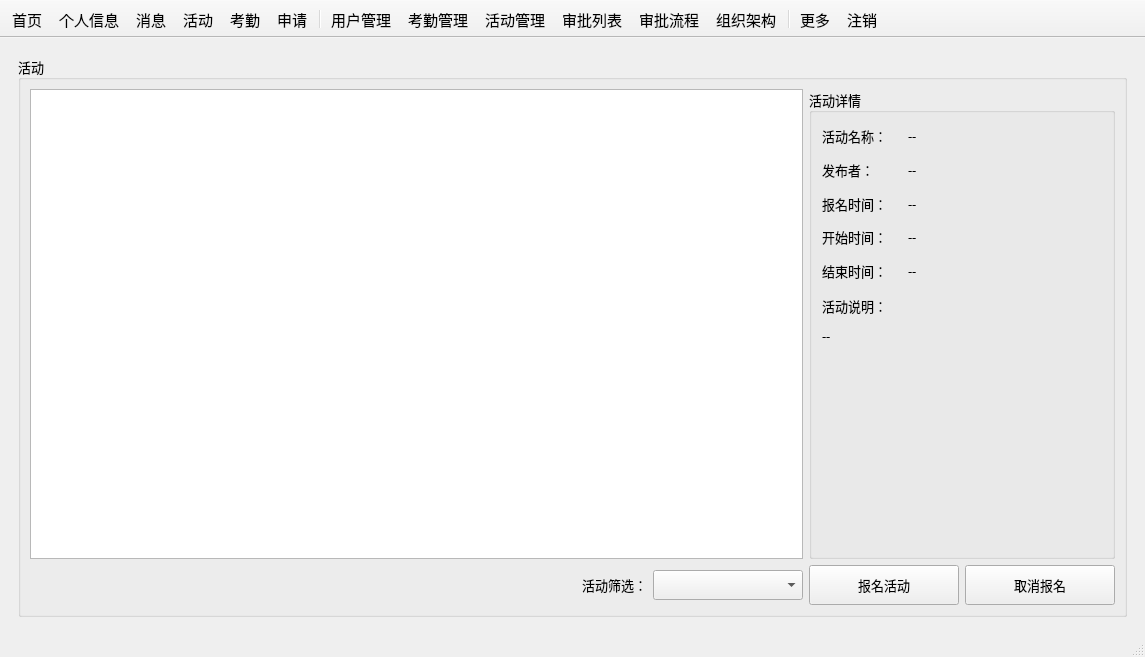
This is mainwindow.ui in csthenry/weplanet-desktop as Qt 5 draws it before an edit. The edited form follows.
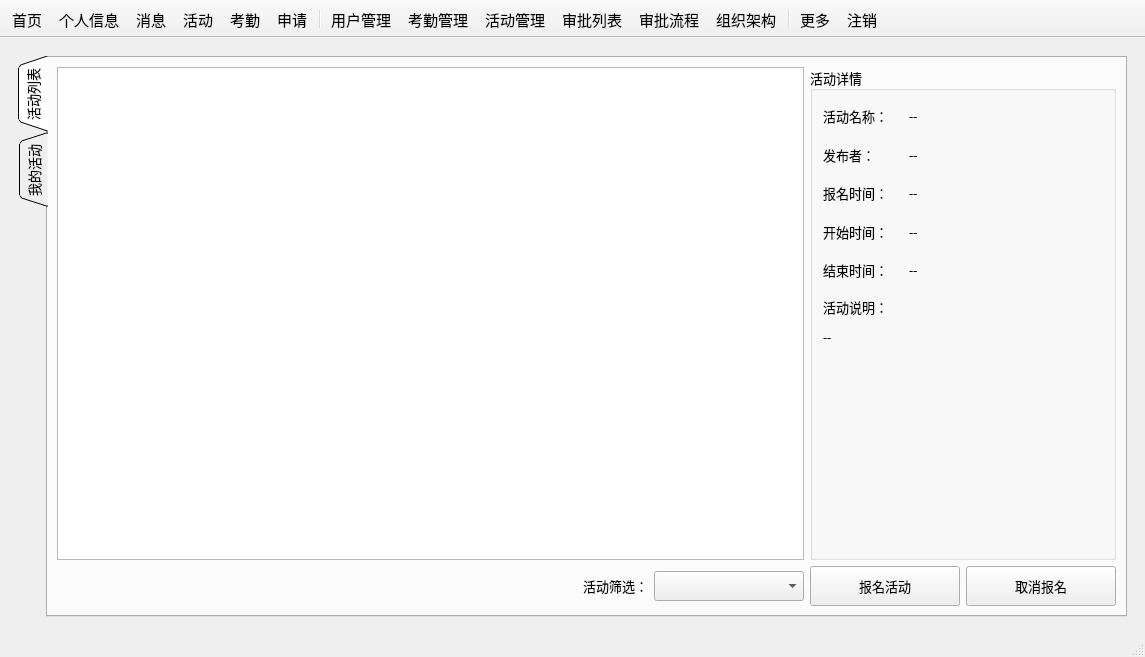
This is the edited form. The open tabs and pages were chosen to show the change. Icons and pictures are not drawn. Custom widgets are drawn as their Qt base class.

Commit message: 优化活动页面。

Patch:
```diff
--- a/mainwindow.ui
+++ b/mainwindow.ui
@@ -1506,17 +1506,36 @@
       </widget>
       <widget class="QWidget" name="activityPage">
        <layout class="QGridLayout" name="gridLayout_46">
-        <item row="1" column="0">
-         <widget class="QGroupBox" name="groupBox_35">
+        <item row="0" column="0">
+         <widget class="QTabWidget" name="tabWidget">
           <property name="font">
            <font>
             <family>微软雅黑</family>
             <pointsize>10</pointsize>
            </font>
           </property>
-          <property name="title">
-           <string>活动</string>
+          <property name="tabPosition">
+           <enum>QTabWidget::West</enum>
           </property>
+          <property name="tabShape">
+           <enum>QTabWidget::Triangular</enum>
+          </property>
+          <property name="currentIndex">
+           <number>0</number>
+          </property>
+          <property name="elideMode">
+           <enum>Qt::ElideNone</enum>
+          </property>
+          <property name="usesScrollButtons">
+           <bool>true</bool>
+          </property>
+          <property name="tabBarAutoHide">
+           <bool>false</bool>
+          </property>
+          <widget class="QWidget" name="tab_1">
+           <attribute name="title">
+            <string>活动列表</string>
+           </attribute>
           <layout class="QGridLayout" name="gridLayout_64">
            <item row="0" column="0" colspan="3">
             <widget class="QTableView" name="tableView_activity"/>
@@ -1739,7 +1758,7 @@
              </property>
              <property name="sizeHint" stdset="0">
               <size>
-               <width>527</width>
+                <width>498</width>
                <height>20</height>
               </size>
              </property>
@@ -1795,6 +1814,12 @@
             </widget>
            </item>
           </layout>
+          </widget>
+          <widget class="QWidget" name="tab_2">
+           <attribute name="title">
+            <string>我的活动</string>
+           </attribute>
+          </widget>
          </widget>
         </item>
        </layout>
```
Left out of the diff: 2 changed lines with no effect on the pictures. Lines whose indentation alone changed are shown as unchanged.
